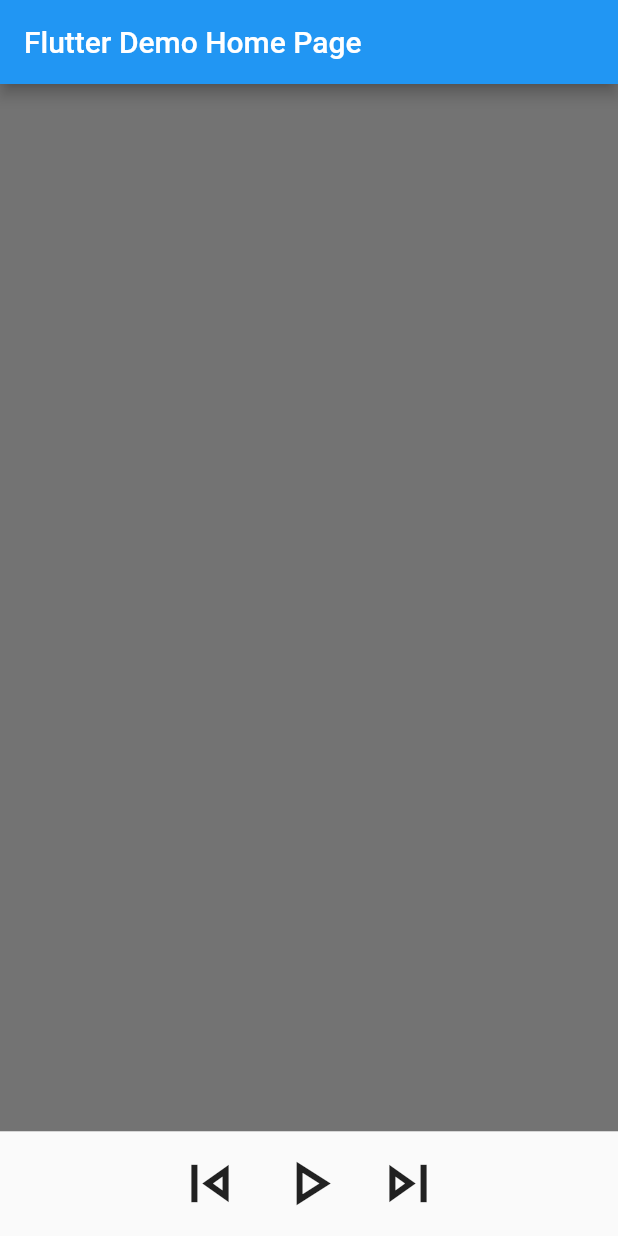
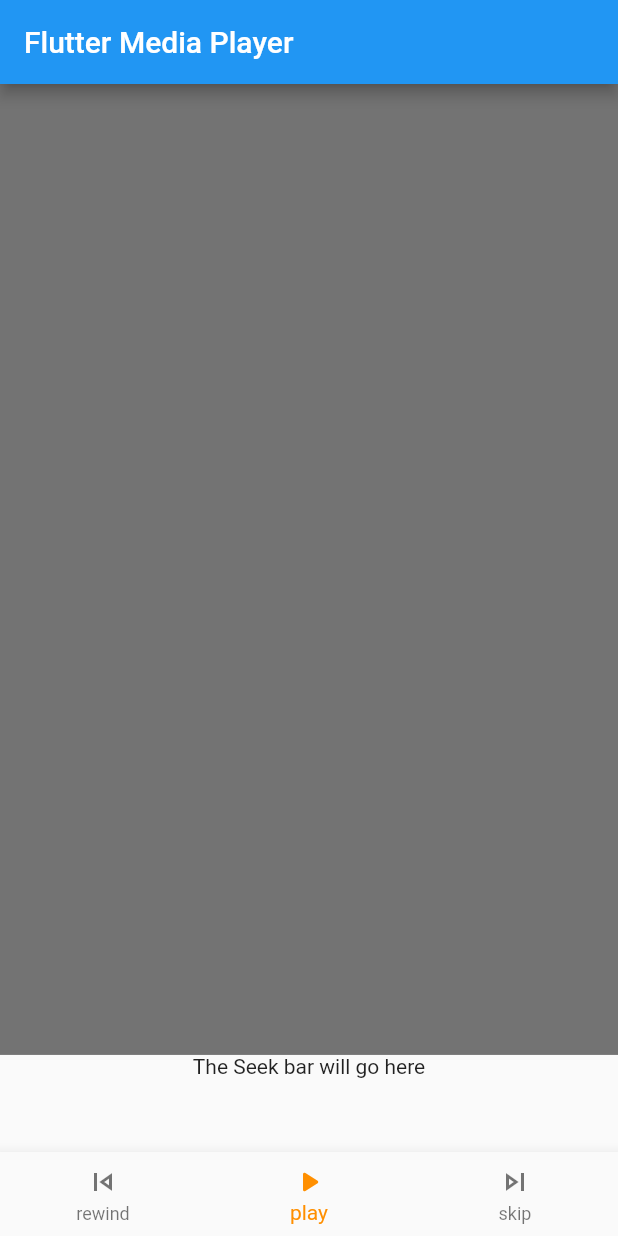
Before and after one commit to AnomDevgun/Flutter-Desktop-Apps, a Flutter app: the screen it shows after launch, on a phone screen of 412 x 824 dp. Run offline on Flutter 3.47's test engine with Material 2 defaults, Android fonts, the phone set to English and light mode, and no system bars; missing offline and left inert: desktop_window.

Commit message:
Fixed minWindowSize to be dynamic based on screen size and added bottomNavBar

```diff
--- /dev/null
+++ b/Media Player/Fixes.txt
@@ -0,0 +1 @@
+Navbar enhancement
--- a/Media Player/lib/main.dart
+++ b/Media Player/lib/main.dart
@@ -4,6 +4,10 @@ import 'package:desktop_window/desktop_window.dart';
 
 void main() async{
   WidgetsFlutterBinding.ensureInitialized();
+  Size? size = WidgetsBinding.instance?.window.physicalSize;
+  double? width = size?.width;
+  double? height = size?.height;
+  DesktopWindow.setMinWindowSize(Size(width!/2, height!/2));
   runApp(const MyApp());
 }
 
@@ -13,11 +17,12 @@ class MyApp extends StatelessWidget {
   @override
   Widget build(BuildContext context) {
     return MaterialApp(
+      debugShowCheckedModeBanner: false,
       title: 'Flutter Demo',
       theme: ThemeData(
         primarySwatch: Colors.blue,
       ),
-      home: const MyHomePage(title: 'Flutter Demo Home Page'),
+      home: const MyHomePage(title: 'Flutter Media Player'),
     );
   }
 }
@@ -41,19 +46,37 @@ class MyHomePage extends StatefulWidget {
 }
 
 class _MyHomePageState extends State<MyHomePage> {
-  int _counter = 0;
+  int _selectedIndex = 1;
+  static const TextStyle optionStyle =
+  TextStyle(fontSize: 30, fontWeight: FontWeight.bold);
+  static const List<Widget> _widgetOptions = <Widget>[
+    Text(
+      'Index 0: Home',
+      style: optionStyle,
+    ),
+    Text(
+      'Index 1: Business',
+      style: optionStyle,
+    ),
+    Text(
+      'Index 2: School',
+      style: optionStyle,
+    ),
+  ];
+
+  void _onItemTapped(int index) {
+    setState(() {
+      _selectedIndex = index;
+    });
+  }
 
   @override
   void initState() {
     // TODO: implement initState
     super.initState();
-    DesktopWindow.setMinWindowSize(const Size(600, 600));
+
   }
-  void _incrementCounter() {
-    setState(() {
-      _counter++;
-    });
-  }
+
 
   @override
   Widget build(BuildContext context) {
@@ -83,19 +106,33 @@ class _MyHomePageState extends State<MyHomePage> {
               child: Row(
                 mainAxisAlignment: MainAxisAlignment.center,
                 crossAxisAlignment: CrossAxisAlignment.stretch,
-                children:  [
-                  IconButton(icon: SizedBox.fromSize(size: const Size.fromRadius(200.0),child: const FittedBox(child: Icon(Icons.skip_previous_outlined))),
-                  onPressed: (){},iconSize: 50.0),
-                  IconButton(icon: SizedBox.fromSize(size: const Size.fromRadius(200.0),child: const FittedBox(child: Icon(Icons.play_arrow_outlined))),
-                  onPressed: (){},iconSize: 50.0),
-                  IconButton(icon: SizedBox.fromSize(size: const Size.fromRadius(200.0),child: const FittedBox(child: Icon(Icons.skip_next_outlined))),
-                  onPressed: (){},iconSize: 50.0),
+                children:  const [
+                  Text('The Seek bar will go here'),
                 ],
               ),
             ),
           ],
         ),
       ),
+        bottomNavigationBar: BottomNavigationBar(
+          items: const <BottomNavigationBarItem>[
+            BottomNavigationBarItem(
+              icon: Icon(Icons.skip_previous_outlined),
+              label: 'rewind',
+            ),
+            BottomNavigationBarItem(
+              icon: Icon(Icons.play_arrow_rounded),
+              label: 'play',
+            ),
+            BottomNavigationBarItem(
+              icon: Icon(Icons.skip_next_outlined),
+              label: 'skip',
+            ),
+          ],
+          currentIndex: _selectedIndex,
+          selectedItemColor: Colors.amber[800],
+          onTap: _onItemTapped,
+        )
        // This trailing comma makes auto-formatting nicer for build methods.
     );
   }
```
